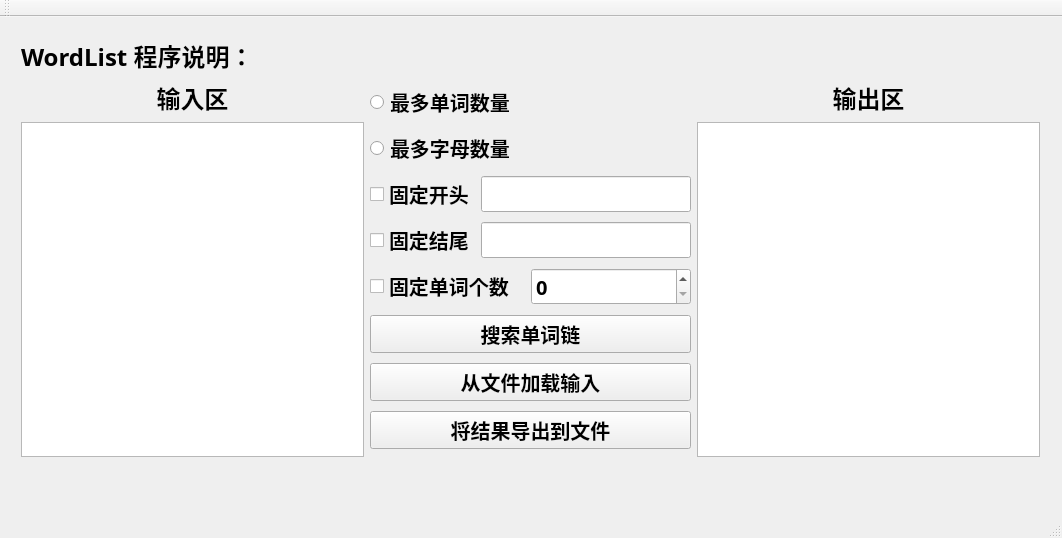
Old version of the form GUI/WordList/mainwindow.ui in the repository OrdinaryCrazy/SoftwareEngineeringLab1.
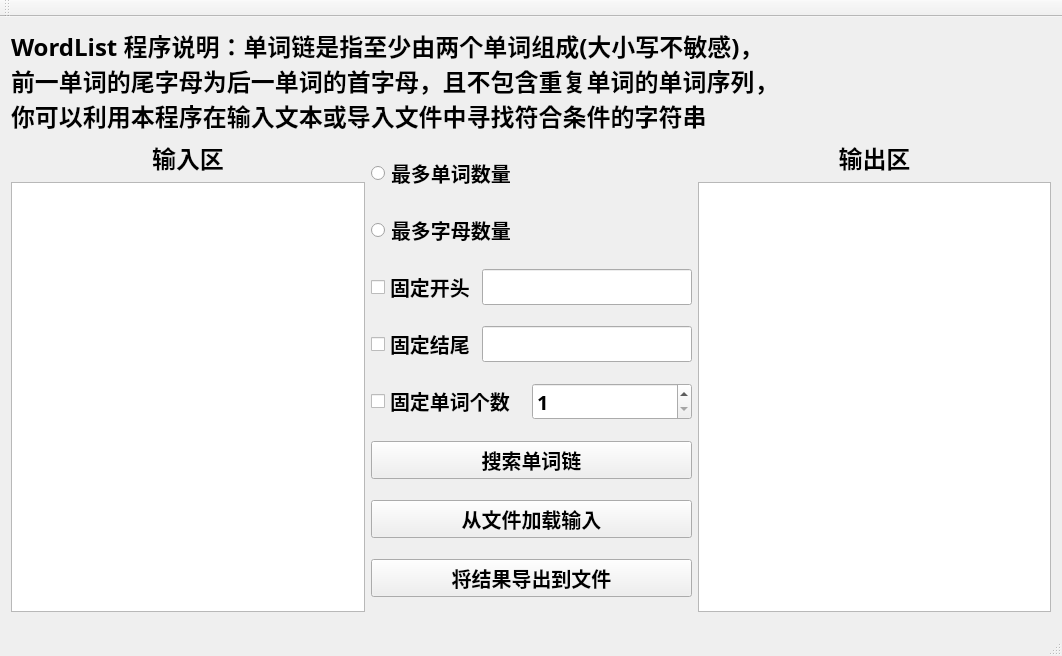
New version of the form.

The edit to the form file:
```diff
--- a/GUI/WordList/mainwindow.ui
+++ b/GUI/WordList/mainwindow.ui
@@ -7,7 +7,7 @@
     <x>0</x>
     <y>0</y>
     <width>1062</width>
-    <height>538</height>
+    <height>656</height>
    </rect>
   </property>
   <property name="sizePolicy">
@@ -34,15 +34,8 @@
      <verstretch>0</verstretch>
     </sizepolicy>
    </property>
-   <widget class="QWidget" name="">
-    <property name="geometry">
-     <rect>
-      <x>10</x>
-      <y>10</y>
-      <width>1041</width>
-      <height>441</height>
-     </rect>
-    </property>
+   <layout class="QGridLayout" name="gridLayout">
+    <item row="0" column="0">
     <layout class="QVBoxLayout" name="verticalLayout_4">
      <item>
       <widget class="QLabel" name="label">
@@ -55,7 +48,9 @@
         </font>
        </property>
        <property name="text">
-        <string>WordList 程序说明：</string>
+         <string>WordList 程序说明：单词链是指至少由两个单词组成(大小写不敏感)，
+前一单词的尾字母为后一单词的首字母，且不包含重复单词的单词序列，
+你可以利用本程序在输入文本或导入文件中寻找符合条件的字符串</string>
        </property>
       </widget>
      </item>
@@ -191,7 +186,11 @@
             </widget>
            </item>
            <item>
-            <widget class="QSpinBox" name="fixNumber"/>
+             <widget class="QSpinBox" name="fixNumber">
+              <property name="minimum">
+               <number>1</number>
+              </property>
+             </widget>
            </item>
           </layout>
          </item>
@@ -258,7 +257,8 @@
       </layout>
      </item>
     </layout>
-   </widget>
+    </item>
+   </layout>
   </widget>
   <widget class="QMenuBar" name="menuBar">
    <property name="geometry">
```
Lines whose indentation alone changed are shown as unchanged.
